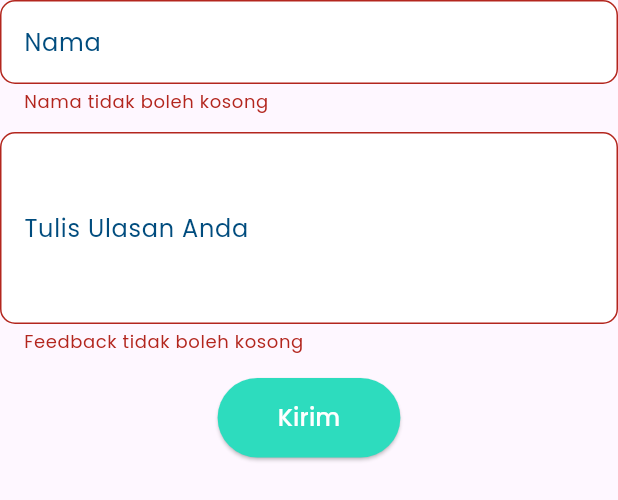
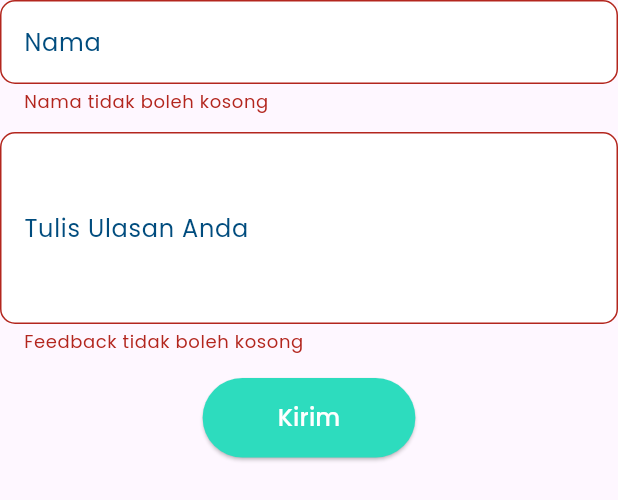
Before and after one commit to IlhamRichie/Tumanina-App, a Flutter app: the FeedbackForm widget shown alone on an empty page, opened directly, after a tap on "Kirim", on a phone screen of 412 x 824 dp. Shown: the top 500 px of the screen. Run offline on Flutter 3.47's test engine with Material 3 defaults, Android fonts, the phone set to English and light mode, and no system bars; our stand-ins replace audioplayers, camera, dio, flutter_compass, geolocator, google_fonts and 4 more; accounts and stored records are empty; network calls fail.

Commit message:
Feedback Form

```diff
--- a/lib/screens/pantau_sholat_screen.dart
+++ b/lib/screens/pantau_sholat_screen.dart
@@ -106,7 +106,7 @@ class _PantauSholatScreenState extends State<PantauSholatScreen> {
     final currentPrayerTime = _getPrayerTime(prayerKey);
     final nextPrayerTime = _getNextPrayerTime(prayerKey);
 
-    // Valid jika sekarang di antara waktu sholat saat ini dan waktu sholat berikutnya
+    // Valid jika sekarang >= waktu sholat saat ini dan < waktu sholat berikutnya
     return now.isAfter(currentPrayerTime) && now.isBefore(nextPrayerTime);
   }
 
--- a/lib/screens/profil/feedback_form.dart
+++ b/lib/screens/profil/feedback_form.dart
@@ -16,11 +16,11 @@ class _FeedbackFormState extends State<FeedbackForm> {
   void _submitFeedback() async {
     final name = _nameController.text.trim();
     final feedback = _feedbackController.text.trim();
-    final date = DateTime.now().toIso8601String();
 
     if (_formKey.currentState?.validate() ?? false) {
       try {
-        ApiService().submitFeedback(name, feedback, date);
+        // Perbarui untuk hanya mengirim name dan feedback
+        await ApiService().submitFeedback(name, feedback);
         ScaffoldMessenger.of(context).showSnackBar(
           const SnackBar(
             content: Text("Feedback berhasil dikirim"),
@@ -41,7 +41,14 @@ class _FeedbackFormState extends State<FeedbackForm> {
 
   @override
   Widget build(BuildContext context) {
-    return Form(
+    return SingleChildScrollView(
+      child: Padding(
+        padding: EdgeInsets.only(
+          bottom: MediaQuery.of(context)
+              .viewInsets
+              .bottom, // Untuk memberikan ruang bagi keyboard
+        ),
+        child: Form(
           key: _formKey,
           child: Column(
             crossAxisAlignment: CrossAxisAlignment.start,
@@ -98,9 +105,10 @@ class _FeedbackFormState extends State<FeedbackForm> {
                 child: ElevatedButton(
                   onPressed: _submitFeedback,
                   style: ElevatedButton.styleFrom(
-                foregroundColor: Colors.white, backgroundColor: const Color(0xFF2DDCBE),
+                    foregroundColor: Colors.white,
+                    backgroundColor: const Color(0xFF2DDCBE),
                     padding: const EdgeInsets.symmetric(
-                  horizontal: 40,
+                      horizontal: 50,
                       vertical: 15,
                     ),
                     shape: RoundedRectangleBorder(
@@ -112,6 +120,8 @@ class _FeedbackFormState extends State<FeedbackForm> {
               ),
             ],
           ),
+        ),
+      ),
     );
   }
 }
```
Also changed, not shown: lib/screens/intro_screen.dart (+31 -2 lines), lib/services/api_service.dart (+11 -7 lines). Lines whose indentation alone changed are shown as unchanged.
